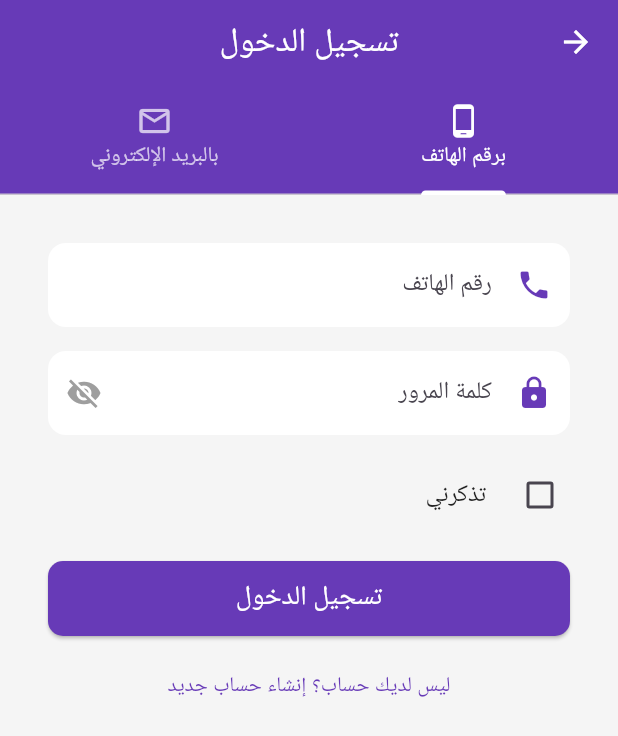
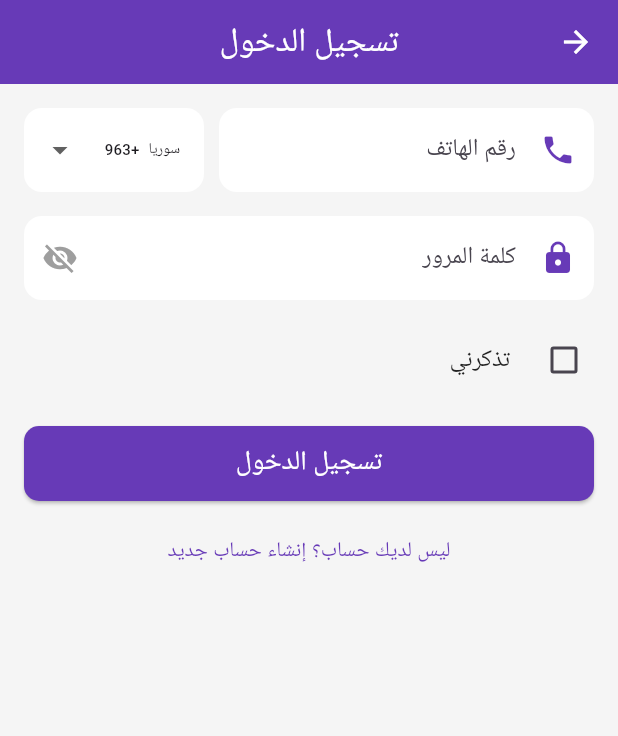
Before and after one commit to hashembadawi/forsa, a Flutter app: the LoginScreen screen opened directly, on a phone screen of 412 x 824 dp. Shown: the top 736 px of the screen. Run offline on Flutter 3.47's test engine with Material 3 defaults, Android fonts, the phone set to English and light mode, and no system bars; our stand-ins replace flutter_image_compress, image_picker, shared_preferences; accounts and stored records are empty; network calls fail; Roboto replaces fonts that are missing (Arabic).

Commit message:
refactor login screen to use phone number with country code; remove email login option

```diff
--- a/lib/screens/login_screen.dart
+++ b/lib/screens/login_screen.dart
@@ -15,39 +15,46 @@ class LoginScreen extends StatefulWidget {
 }
 
 class _LoginScreenState extends State<LoginScreen> {
+  final List<Map<String, String>> countries = [
+    {'name': 'سوريا', 'code': '+963'},
+    {'name': 'تركيا', 'code': '+90'},
+    {'name': 'الأردن', 'code': '+962'},
+    {'name': 'السعودية', 'code': '+966'},
+    {'name': 'مصر', 'code': '+20'},
+    {'name': 'العراق', 'code': '+964'},
+    {'name': 'لبنان', 'code': '+961'},
+    {'name': 'فلسطين', 'code': '+970'},
+    {'name': 'الإمارات', 'code': '+971'},
+    {'name': 'قطر', 'code': '+974'},
+    {'name': 'الكويت', 'code': '+965'},
+    {'name': 'عمان', 'code': '+968'},
+    {'name': 'البحرين', 'code': '+973'},
+  ];
+  Map<String, String>? selectedCountry;
   final phoneController = TextEditingController();
-  final emailController = TextEditingController();
   final passwordPhoneController = TextEditingController();
-  final passwordEmailController = TextEditingController();
+
+  @override
+  void initState() {
+    super.initState();
+    selectedCountry = countries[0];
+  }
 
   bool _isLoading = false;
   bool _showPasswordPhone = false;
-  bool _showPasswordEmail = false;
   bool _rememberMe = false;
 
-  Future<void> _login({required String method}) async {
+  Future<void> _login() async {
     String apiUrl = 'https://sahbo-app-api.onrender.com/api/auth/login';
 
-    if (method == 'phone') {
     if (phoneController.text.isEmpty || passwordPhoneController.text.isEmpty) {
       _showError('يرجى إدخال رقم الهاتف وكلمة المرور');
       return;
     }
-    } else {
-      if (emailController.text.isEmpty || passwordEmailController.text.isEmpty) {
-        _showError('يرجى إدخال البريد وكلمة المرور');
-        return;
-      }
-    }
 
-    final body = method == 'phone'
-        ? {
-      'phoneNumber': phoneController.text.trim(),
+    final body = {
+      'phoneNumber': '${selectedCountry?['code'] ?? ''}${phoneController.text.trim()}',
       'password': passwordPhoneController.text,
-    }
-        : {
-      'email': emailController.text.trim(),
-      'password': passwordEmailController.text,
     };
 
     setState(() => _isLoading = true);
@@ -64,7 +71,6 @@ class _LoginScreenState extends State<LoginScreen> {
       if (response.statusCode == 200 && res['token'] != null) {
         final prefs = await SharedPreferences.getInstance();
 
-        // حفظ البيانات دائمًا، سواء كان "تذكرني" مفعلًا أم لا
         await prefs.setString('token', res['token']);
         await prefs.setBool('rememberMe', _rememberMe);
         await prefs.setString('userName', res['userName'] ?? '');
@@ -115,45 +121,93 @@ class _LoginScreenState extends State<LoginScreen> {
     );
   }
 
-  Widget _buildLoginTab({
-    required String label1,
-    required String label2,
-    required TextEditingController controller1,
-    required TextEditingController controller2,
-    required bool obscureText,
-    required VoidCallback toggleObscure,
-    required VoidCallback onLogin,
-  }) {
-    return Padding(
-      padding: const EdgeInsets.all(16.0),
+  @override
+  Widget build(BuildContext context) {
+    return Directionality(
+      textDirection: TextDirection.rtl,
+      child: Scaffold(
+        backgroundColor: Colors.grey[100],
+        resizeToAvoidBottomInset: true,
+        appBar: AppBar(
+          title: const Text('تسجيل الدخول'),
+          centerTitle: true,
+          backgroundColor: Colors.deepPurple,
+          foregroundColor: Colors.white,
+          leading: IconButton(
+            icon: const Icon(Icons.arrow_back),
+            onPressed: () => Navigator.pop(context),
+          ),
+        ),
+        body: SingleChildScrollView(
+          padding: EdgeInsets.only(
+            left: 16,
+            right: 16,
+            top: 16,
+            bottom: MediaQuery.of(context).viewInsets.bottom + 16,
+          ),
           child: Column(
             children: [
-          TextField(
-            controller: controller1,
+              Row(
+                children: [
+                  // Phone number field (right)
+                  Expanded(
+                    child: TextField(
+                      controller: phoneController,
                       decoration: InputDecoration(
-              labelText: label1,
+                        labelText: 'رقم الهاتف',
                         filled: true,
                         fillColor: Colors.white,
                         border: OutlineInputBorder(
                           borderRadius: BorderRadius.circular(12),
                           borderSide: BorderSide.none,
                         ),
-              prefixIcon: Icon(
-                label1.contains("الهاتف") ? Icons.phone : Icons.email,
-                color: Colors.deepPurple,
+                        prefixIcon: const Icon(Icons.phone, color: Colors.deepPurple),
+                      ),
+                      keyboardType: TextInputType.phone,
                     ),
                   ),
-            keyboardType: label1.contains("الهاتف")
-                ? TextInputType.phone
-                : TextInputType.emailAddress,
+                  const SizedBox(width: 10),
+                  // Country code dropdown (left)
+                  SizedBox(
+                    width: 120,
+                    child: DropdownButtonFormField<Map<String, String>>(
+                      value: selectedCountry,
+                      decoration: InputDecoration(
+                        filled: true,
+                        fillColor: Colors.white,
+                        border: OutlineInputBorder(
+                          borderRadius: BorderRadius.circular(12),
+                          borderSide: BorderSide.none,
+                        ),
+                      ),
+                      items: countries.map((country) {
+                        return DropdownMenuItem<Map<String, String>>(
+                          value: country,
+                          child: Row(
+                            children: [
+                              Text(country['name']!, style: const TextStyle(fontSize: 10)),
+                              const SizedBox(width: 6),
+                              Text(country['code']!, style: const TextStyle(fontSize: 10)),
+                            ],
+                          ),
+                        );
+                      }).toList(),
+                      onChanged: (value) {
+                        setState(() {
+                          selectedCountry = value;
+                        });
+                      },
+                    ),
+                  ),
+                ],
               ),
               const SizedBox(height: 16),
               TextField(
-            controller: controller2,
-            obscureText: obscureText,
-            onSubmitted: (_) => onLogin(),
+                controller: passwordPhoneController,
+                obscureText: !_showPasswordPhone,
+                onSubmitted: (_) => _login(),
                 decoration: InputDecoration(
-              labelText: label2,
+                  labelText: 'كلمة المرور',
                   filled: true,
                   fillColor: Colors.white,
                   border: OutlineInputBorder(
@@ -163,10 +217,10 @@ class _LoginScreenState extends State<LoginScreen> {
                   prefixIcon: const Icon(Icons.lock, color: Colors.deepPurple),
                   suffixIcon: IconButton(
                     icon: Icon(
-                  obscureText ? Icons.visibility_off : Icons.visibility,
+                      !_showPasswordPhone ? Icons.visibility_off : Icons.visibility,
                       color: Colors.grey,
                     ),
-                onPressed: toggleObscure,
+                    onPressed: () => setState(() => _showPasswordPhone = !_showPasswordPhone),
                   ),
                 ),
               ),
@@ -182,7 +236,7 @@ class _LoginScreenState extends State<LoginScreen> {
               _isLoading
                   ? const CircularProgressIndicator()
                   : ElevatedButton(
-            onPressed: onLogin,
+                      onPressed: _login,
                       style: ElevatedButton.styleFrom(
                         minimumSize: const Size(double.infinity, 50),
                         backgroundColor: Colors.deepPurple,
@@ -212,75 +266,6 @@ class _LoginScreenState extends State<LoginScreen> {
               ),
             ],
           ),
-    );
-  }
-
-  @override
-  Widget build(BuildContext context) {
-  return Directionality(
-    textDirection: TextDirection.rtl,
-    child: DefaultTabController(
-      length: 2,
-      child: Scaffold(
-        backgroundColor: Colors.grey[100],
-        resizeToAvoidBottomInset: true, // Add this line
-        appBar: AppBar(
-          title: const Text('تسجيل الدخول'),
-          centerTitle: true,
-          backgroundColor: Colors.deepPurple,
-          foregroundColor: Colors.white,
-          leading: IconButton(
-            icon: const Icon(Icons.arrow_back),
-            onPressed: () => Navigator.pop(context),
-          ),
-          bottom: const TabBar(
-            indicatorColor: Colors.white,
-            labelColor: Colors.white,
-            unselectedLabelColor: Colors.white70,
-            tabs: [
-              Tab(icon: Icon(Icons.phone_android), text: 'برقم الهاتف'),
-              Tab(icon: Icon(Icons.email_outlined), text: 'بالبريد الإلكتروني'),
-            ],
-          ),
-        ),
-        body: TabBarView(
-          children: [
-            SingleChildScrollView(
-              padding: EdgeInsets.only(
-                left: 16,
-                right: 16,
-                top: 16,
-                bottom: MediaQuery.of(context).viewInsets.bottom + 16,
-              ),
-              child: _buildLoginTab(
-                label1: 'رقم الهاتف',
-                label2: 'كلمة المرور',
-                controller1: phoneController,
-                controller2: passwordPhoneController,
-                obscureText: !_showPasswordPhone,
-                toggleObscure: () => setState(() => _showPasswordPhone = !_showPasswordPhone),
-                onLogin: () => _login(method: 'phone'),
-              ),
-            ),
-            SingleChildScrollView(
-              padding: EdgeInsets.only(
-                left: 16,
-                right: 16,
-                top: 16,
-                bottom: MediaQuery.of(context).viewInsets.bottom + 16,
-              ),
-              child: _buildLoginTab(
-                label1: 'البريد الإلكتروني',
-                label2: 'كلمة المرور',
-                controller1: emailController,
-                controller2: passwordEmailController,
-                obscureText: !_showPasswordEmail,
-                toggleObscure: () => setState(() => _showPasswordEmail = !_showPasswordEmail),
-                onLogin: () => _login(method: 'email'),
-              ),
-            ),
-          ],
-        ),
         ),
       ),
     );
```
Lines whose indentation alone changed are shown as unchanged.
